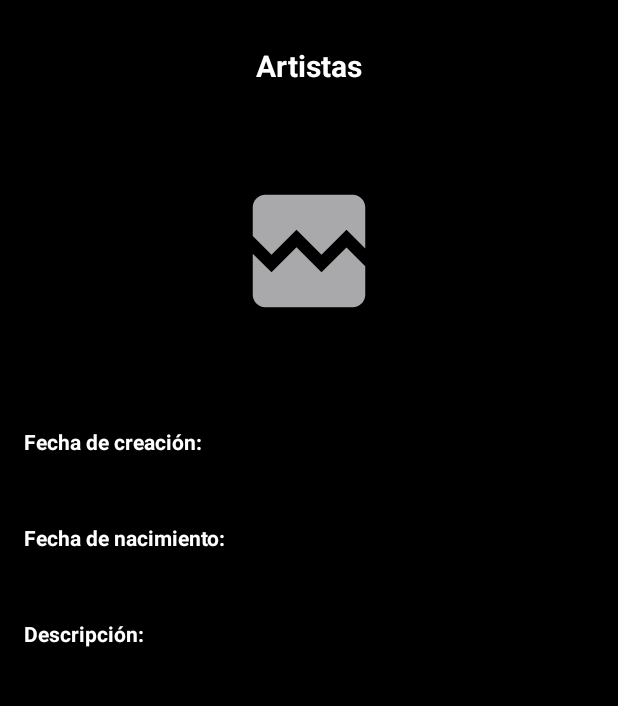
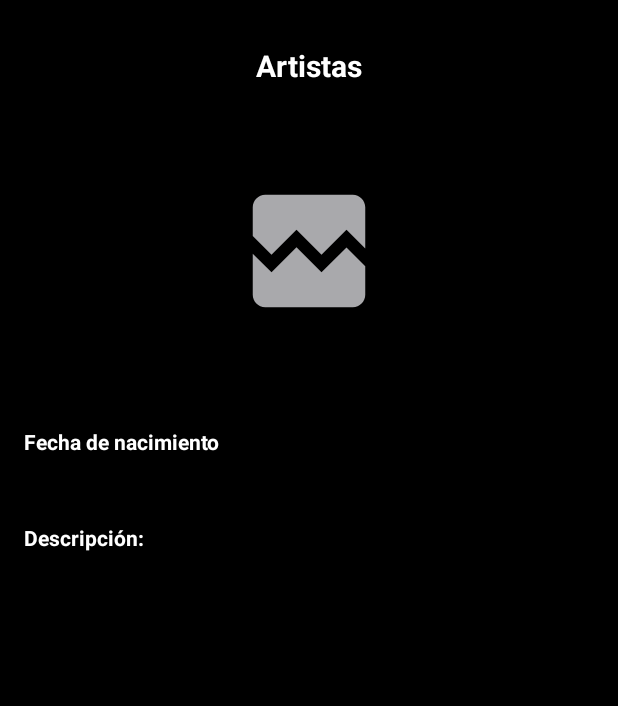
Before and after one commit to MISW-4203-IngenieriaSoftwareMoviles/Vinilos-Grupo, an Android app: the fragment DetailPerformerFragment placed in its activity, on a phone screen of 412 x 824 dp, the part 360-1066 px from its top. Run offline under Robolectric (Android 15) with nearby library versions, the phone set to English and light mode, and no system bars; our stand-ins replace data binding, navigation-ui; network calls fail; pictures from the network do not load; 5 statements that could not run were skipped.

Commit message:
HU04 Update: condicional fechas tipo artista en layout  y adición imagen álbum detalle

```diff
--- a/app/src/main/res/layout/detail_album_fragment.xml
+++ b/app/src/main/res/layout/detail_album_fragment.xml
@@ -17,13 +17,13 @@
             android:layout_gravity="center_horizontal"
             android:orientation="vertical">
 
-            <!--<ImageView
+            <ImageView
                 android:id="@+id/imageAlbum"
                 android:layout_width="match_parent"
                 android:layout_height="100dp"
                 android:layout_gravity="center_horizontal"
 
-                android:layout_marginTop="40dp"/>-->
+                android:layout_marginTop="30dp"/>
 
             <TextView
                 android:id="@+id/name_album_det"
--- a/app/src/main/res/layout/detail_performer_fragment.xml
+++ b/app/src/main/res/layout/detail_performer_fragment.xml
@@ -10,7 +10,7 @@
 
     <androidx.constraintlayout.widget.ConstraintLayout
         android:layout_width="match_parent"
-        android:layout_height="match_parent">
+        android:layout_height="wrap_content">
 
             <LinearLayout
                 android:layout_width="match_parent"
@@ -39,36 +39,19 @@
                     android:layout_marginTop="20dp"/>
 
                 <TextView
-                android:id="@+id/title_creation_date"
+                    android:id="@+id/title_date"
                     android:layout_width="match_parent"
                     android:layout_height="wrap_content"
-                android:text="Fecha de creación:"
+                    android:text="@{performer.birthDate != `` ? `Fecha de nacimiento` : `Fecha de creación`}"
                     android:textColor="@color/white"
                     android:textStyle="bold"
                     android:layout_marginBottom="5dp" />
 
                 <TextView
-                android:id="@+id/perf_creation_date"
+                    android:id="@+id/performer_date"
                     android:layout_width="match_parent"
                     android:layout_height="wrap_content"
-                android:text="@{performer.creationDate}"
-                android:textColor="@color/white"
-                android:layout_marginBottom="20dp" />
-
-            <TextView
-                android:id="@+id/title_birth_date"
-                android:layout_width="match_parent"
-                android:layout_height="wrap_content"
-                android:text="Fecha de nacimiento:"
-                android:textColor="@color/white"
-                android:textStyle="bold"
-                android:layout_marginBottom="5dp" />
-
-            <TextView
-                android:id="@+id/perf_birth_date"
-                android:layout_width="match_parent"
-                android:layout_height="wrap_content"
-                android:text="@{performer.birthDate}"
+                    android:text="@{performer.birthDate != `` ? performer.birthDate : performer.creationDate}"
                     android:textColor="@color/white"
                     android:layout_marginBottom="20dp"/>
 
@@ -89,8 +72,6 @@
                     android:textColor="@color/white"
                     android:layout_marginBottom="70dp"/>
 
-
-
             </LinearLayout>
 
     </androidx.constraintlayout.widget.ConstraintLayout>
--- a/app/src/main/res/layout/fragment_first_page.xml
+++ b/app/src/main/res/layout/fragment_first_page.xml
@@ -34,6 +34,7 @@
             android:text="SOY COLECCIONISTA"
             android:textAppearance="@style/TextAppearance.AppCompat.Large"
             android:textSize="20sp"
+            android:textColor="@color/white"
             android:textStyle="bold"
             app:cornerRadius="20dp" />
         <Space
@@ -47,6 +48,7 @@
             android:text="SOY VISITANTE"
             android:textAppearance="@style/TextAppearance.AppCompat.Large"
             android:textSize="20sp"
+            android:textColor="@color/white"
             android:textStyle="bold"
             app:cornerRadius="20dp" />
 
--- a/app/src/main/res/layout/fragment_main_menu.xml
+++ b/app/src/main/res/layout/fragment_main_menu.xml
@@ -36,6 +36,7 @@
                 android:text="Albumes"
                 android:textAppearance="@style/TextAppearance.AppCompat.Large"
                 android:textSize="10sp"
+                android:textColor="@color/white"
                 android:textStyle="bold"
                 app:cornerRadius="20dp" />
 
@@ -46,6 +47,7 @@
                 android:text="Coleccionistas"
                 android:textAppearance="@style/TextAppearance.AppCompat.Large"
                 android:textSize="10sp"
+                android:textColor="@color/white"
                 android:textStyle="bold"
                 app:cornerRadius="20dp" />
 
@@ -56,6 +58,7 @@
                 android:text="Artistas"
                 android:textAppearance="@style/TextAppearance.AppCompat.Large"
                 android:textSize="10sp"
+                android:textColor="@color/white"
                 android:textStyle="bold"
                 app:cornerRadius="20dp" />
 
```
Also changed, not shown: app/src/main/java/com/example/vinilos/ui/adapters/DetailAlbumAdapter.kt (+18 -0 lines). Lines whose indentation alone changed are shown as unchanged.
